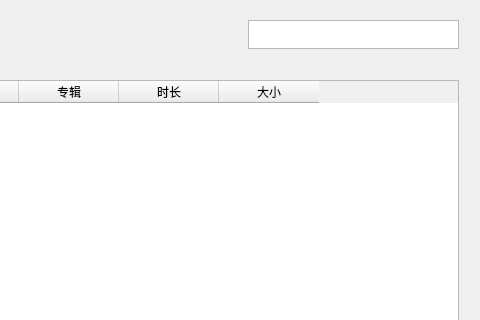
Before: the Qt Designer form contentwidget.ui in chonlon/ColdMusic, drawn with Qt 5; both pictures show x 292 to 772 and y 0 to 320 of the 772 by 570 pixel window.
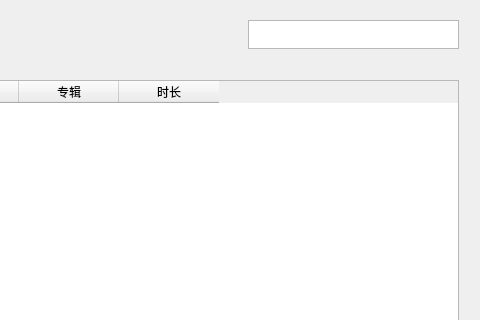
After: the same form once the commit is applied. Icons and pictures are not drawn.

```diff
--- a/contentwidget.ui
+++ b/contentwidget.ui
@@ -92,11 +92,6 @@
        <string>时长</string>
       </property>
      </column>
-     <column>
-      <property name="text">
-       <string>大小</string>
-      </property>
-     </column>
     </widget>
    </widget>
    <widget class="QPushButton" name="pushButton">
```
